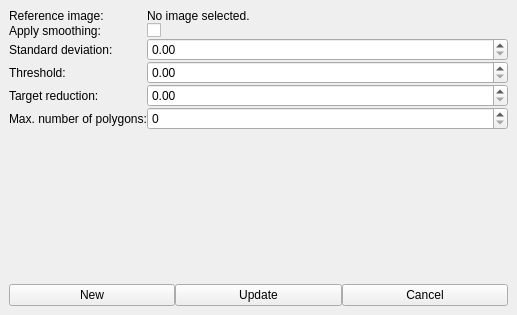
This is Code/Gui/MITK/Plugins/uk.ac.ucl.cmic.surfaceextractor/src/internal/SurfaceExtractorViewControls.ui in NifTK/NifTK as Qt 5 draws it before an edit. The edited form follows.
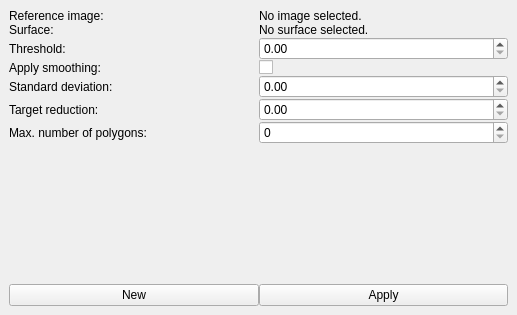
This is the edited form.

```diff
--- a/Code/Gui/MITK/Plugins/uk.ac.ucl.cmic.surfaceextractor/src/internal/SurfaceExtractorViewControls.ui
+++ b/Code/Gui/MITK/Plugins/uk.ac.ucl.cmic.surfaceextractor/src/internal/SurfaceExtractorViewControls.ui
@@ -27,7 +27,8 @@
     <number>9</number>
    </property>
    <item>
-    <layout class="QGridLayout" name="gridLayout" columnstretch="0,1">
+    <widget class="QWidget" name="wgtControls" native="true">
+     <layout class="QGridLayout" name="gridLayout" columnstretch="0,0">
      <item row="0" column="0">
       <widget class="QLabel" name="lblRefImageLabel">
        <property name="text">
@@ -42,61 +43,76 @@
        </property>
       </widget>
      </item>
-     <item row="3" column="0">
-      <widget class="QLabel" name="lblThreshold">
-       <property name="text">
-        <string>Threshold:</string>
-       </property>
-      </widget>
-     </item>
-     <item row="3" column="1">
-      <widget class="QDoubleSpinBox" name="spbThreshold"/>
-     </item>
-     <item row="4" column="0">
+      <item row="5" column="0">
       <widget class="QLabel" name="lblTargetReduction">
        <property name="text">
         <string>Target reduction:</string>
        </property>
       </widget>
      </item>
-     <item row="5" column="0">
+      <item row="6" column="0">
       <widget class="QLabel" name="lblMaxNumberOfPolygons">
        <property name="text">
         <string>Max. number of polygons:</string>
        </property>
       </widget>
      </item>
-     <item row="5" column="1">
+      <item row="6" column="1">
       <widget class="QSpinBox" name="spbMaxNumberOfPolygons"/>
      </item>
-     <item row="1" column="0">
+      <item row="3" column="0">
       <widget class="QLabel" name="lblGaussianSmooth">
        <property name="text">
         <string>Apply smoothing:</string>
        </property>
       </widget>
      </item>
-     <item row="2" column="0">
+      <item row="4" column="0">
       <widget class="QLabel" name="lblGaussianStdDev">
        <property name="text">
         <string>Standard deviation:</string>
        </property>
       </widget>
      </item>
-     <item row="1" column="1">
+      <item row="3" column="1">
       <widget class="QCheckBox" name="cbxGaussianSmooth">
        <property name="text">
         <string/>
        </property>
       </widget>
      </item>
-     <item row="2" column="1">
-      <widget class="QDoubleSpinBox" name="spbGaussianStdDev"/>
-     </item>
      <item row="4" column="1">
+       <widget class="QDoubleSpinBox" name="spbGaussianStdDev"/>
+      </item>
+      <item row="5" column="1">
       <widget class="QDoubleSpinBox" name="spbTargetReduction"/>
      </item>
-    </layout>
+      <item row="2" column="0">
+       <widget class="QLabel" name="lblThreshold">
+        <property name="text">
+         <string>Threshold:</string>
+        </property>
+       </widget>
+      </item>
+      <item row="2" column="1">
+       <widget class="QDoubleSpinBox" name="spbThreshold"/>
+      </item>
+      <item row="1" column="0">
+       <widget class="QLabel" name="lblSurfaceImageLabel">
+        <property name="text">
+         <string>Surface:</string>
+        </property>
+       </widget>
+      </item>
+      <item row="1" column="1">
+       <widget class="QLabel" name="lblSurfaceImage">
+        <property name="text">
+         <string>No surface selected.</string>
+        </property>
+       </widget>
+      </item>
+     </layout>
+    </widget>
    </item>
    <item>
     <spacer name="verticalSpacer">
@@ -123,14 +139,7 @@
      <item>
       <widget class="QPushButton" name="btnUpdate">
        <property name="text">
-        <string>Update</string>
-       </property>
-      </widget>
-     </item>
-     <item>
-      <widget class="QPushButton" name="btnCancel">
-       <property name="text">
-        <string>Cancel</string>
+        <string>Apply</string>
        </property>
       </widget>
      </item>
```
Left out of the diff: 12 changed lines with no effect on the pictures. Lines whose indentation alone changed are shown as unchanged.
